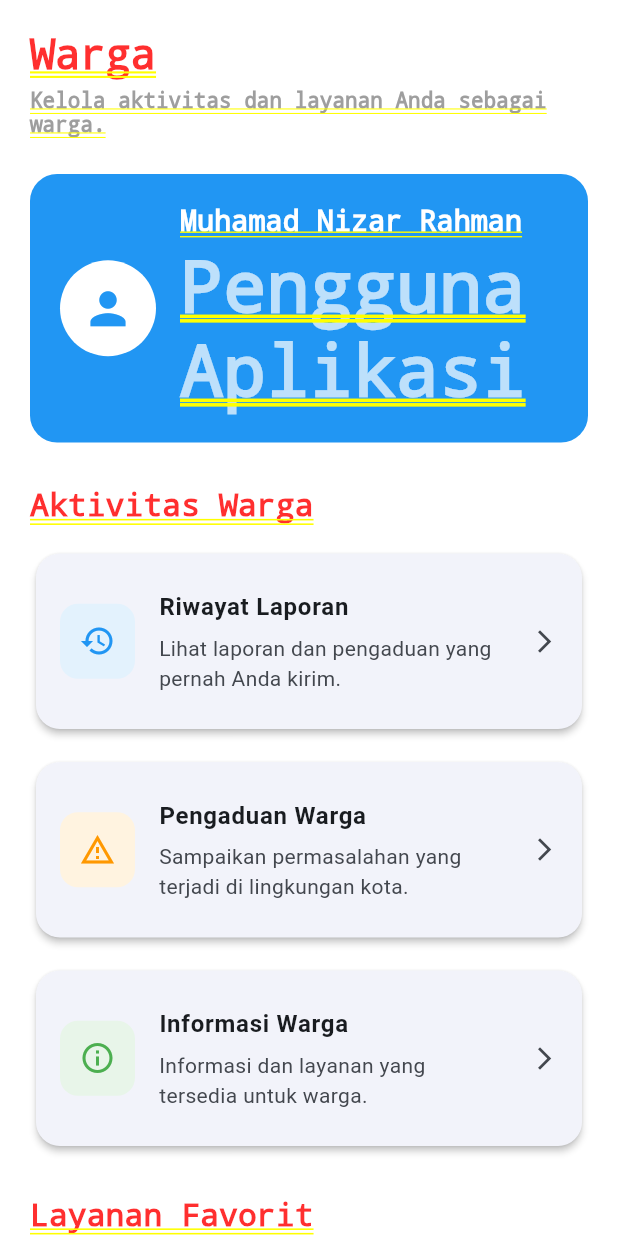
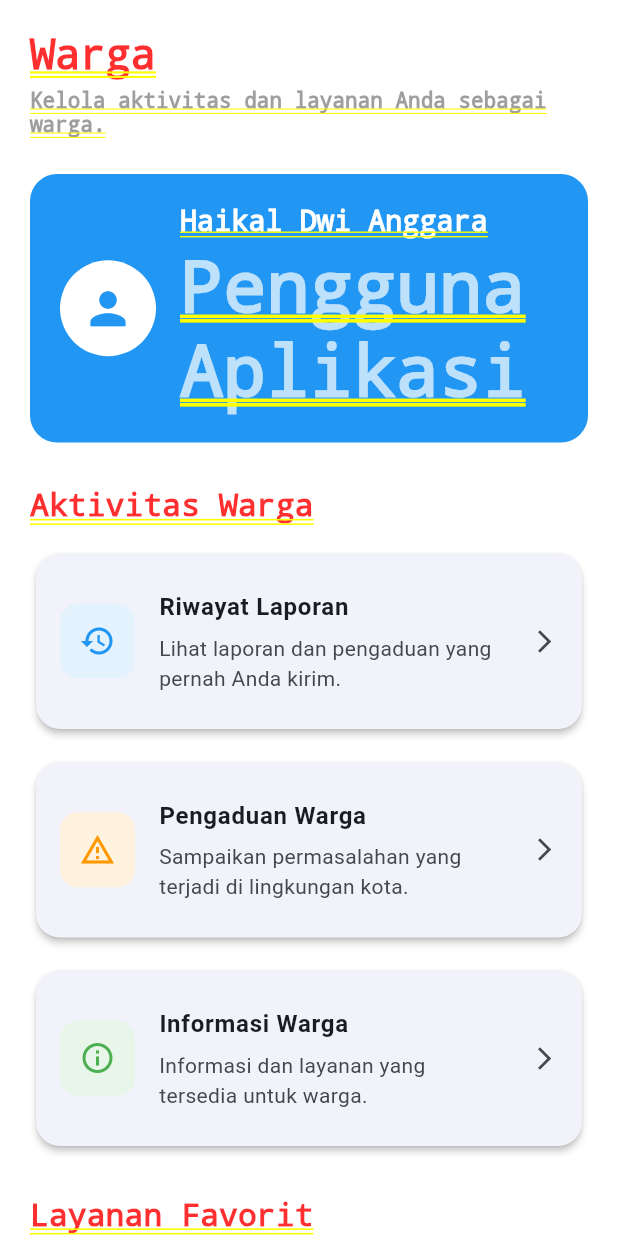
Before and after one commit to haikaldwianggara/TA_Modul3_707012400113_HaikalDwiAnggara, a Flutter app: the WargaPage screen opened by its route, on a phone screen of 412 x 824 dp. Run offline on Flutter 3.47's test engine with Material 3 defaults, Android fonts, the phone set to English and light mode, and no system bars.

Commit message:
Update project

```diff
--- a/lib/pages/warga_page.dart
+++ b/lib/pages/warga_page.dart
@@ -63,7 +63,7 @@ class WargaPage extends StatelessWidget {
                     crossAxisAlignment: CrossAxisAlignment.start,
                     children: [
                       Text(
-                        'Muhamad Nizar Rahman',
+                        'Haikal Dwi Anggara',
                         style: TextStyle(
                           color: Colors.white,
                           fontSize: 19,
```
